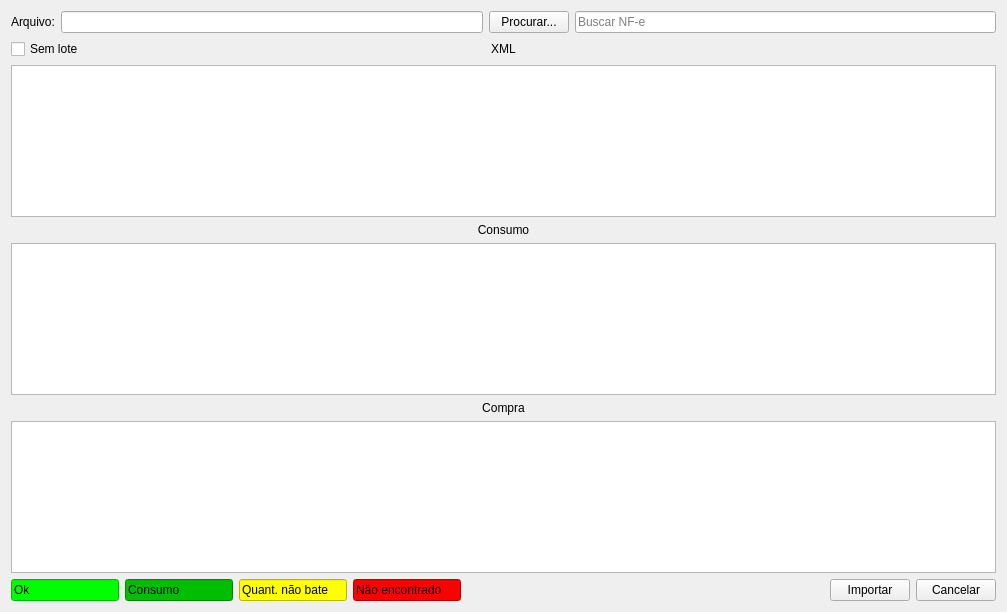
This is ui/importarxml.ui in darktorres/ERP-STACCATO as Qt 5 draws it before an edit. The edited form follows.
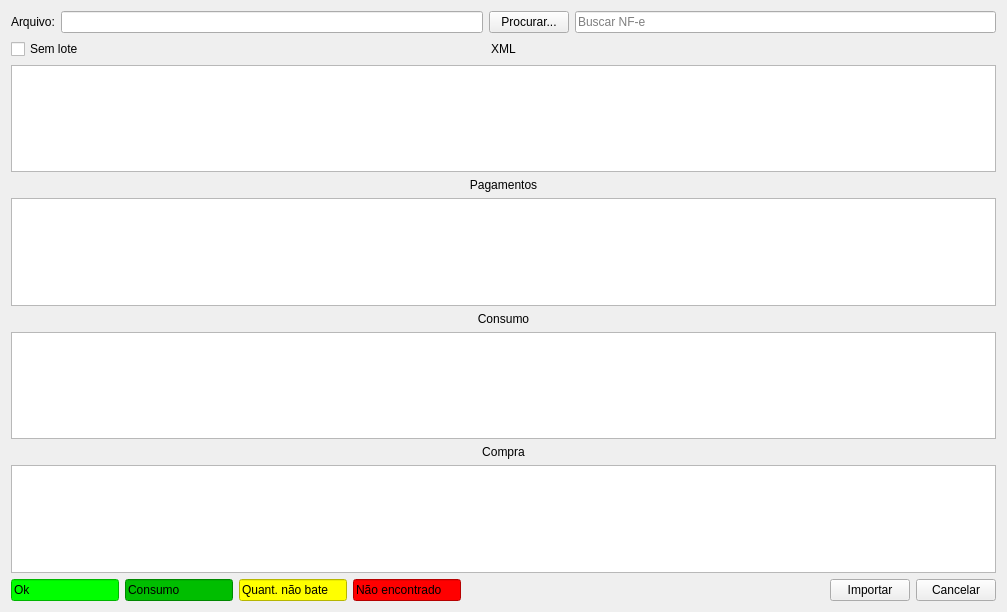
This is the edited form. Custom widgets are drawn as their Qt base class.

Commit message: Importar pagamentos da NF-e

Patch:
```diff
--- a/ui/importarxml.ui
+++ b/ui/importarxml.ui
@@ -47,6 +47,35 @@
    </item>
    <item row="1" column="0">
     <layout class="QGridLayout" name="gridLayout_2">
+     <item row="8" column="0" colspan="3">
+      <widget class="TableView" name="tableCompra">
+       <property name="mouseTracking">
+        <bool>true</bool>
+       </property>
+       <property name="editTriggers">
+        <set>QAbstractItemView::NoEditTriggers</set>
+       </property>
+       <property name="selectionMode">
+        <enum>QAbstractItemView::SingleSelection</enum>
+       </property>
+       <property name="selectionBehavior">
+        <enum>QAbstractItemView::SelectItems</enum>
+       </property>
+       <property name="sortingEnabled">
+        <bool>true</bool>
+       </property>
+      </widget>
+     </item>
+     <item row="5" column="0" colspan="3">
+      <widget class="QLabel" name="label_3">
+       <property name="text">
+        <string>Consumo</string>
+       </property>
+       <property name="alignment">
+        <set>Qt::AlignCenter</set>
+       </property>
+      </widget>
+     </item>
      <item row="1" column="0">
       <widget class="QCheckBox" name="checkBoxSemLote">
        <property name="sizePolicy">
@@ -87,7 +116,7 @@
       </widget>
      </item>
      <item row="4" column="0" colspan="3">
-      <widget class="TableView" name="tableConsumo">
+      <widget class="TableView" name="tablePagar">
        <property name="mouseTracking">
         <bool>true</bool>
        </property>
@@ -106,7 +135,7 @@
       </widget>
      </item>
      <item row="6" column="0" colspan="3">
-      <widget class="TableView" name="tableCompra">
+      <widget class="TableView" name="tableConsumo">
        <property name="mouseTracking">
         <bool>true</bool>
        </property>
@@ -124,7 +153,33 @@
        </property>
       </widget>
      </item>
-     <item row="5" column="0" colspan="3">
+     <item row="2" column="0" colspan="3">
+      <widget class="TableView" name="tableEstoque">
+       <property name="mouseTracking">
+        <bool>true</bool>
+       </property>
+       <property name="selectionMode">
+        <enum>QAbstractItemView::SingleSelection</enum>
+       </property>
+       <property name="selectionBehavior">
+        <enum>QAbstractItemView::SelectRows</enum>
+       </property>
+       <property name="sortingEnabled">
+        <bool>true</bool>
+       </property>
+      </widget>
+     </item>
+     <item row="3" column="0" colspan="3">
+      <widget class="QLabel" name="label_5">
+       <property name="text">
+        <string>Pagamentos</string>
+       </property>
+       <property name="alignment">
+        <set>Qt::AlignCenter</set>
+       </property>
+      </widget>
+     </item>
+     <item row="7" column="0" colspan="3">
       <widget class="QLabel" name="label_4">
        <property name="text">
         <string>Compra</string>
@@ -134,16 +189,6 @@
        </property>
       </widget>
      </item>
-     <item row="3" column="0" colspan="3">
-      <widget class="QLabel" name="label_3">
-       <property name="text">
-        <string>Consumo</string>
-       </property>
-       <property name="alignment">
-        <set>Qt::AlignCenter</set>
-       </property>
-      </widget>
-     </item>
     </layout>
    </item>
    <item row="2" column="0">
@@ -296,16 +341,16 @@
   </layout>
  </widget>
  <customwidgets>
-  <customwidget>
-   <class>ItemBox</class>
-   <extends>QLineEdit</extends>
-   <header>src/itembox.h</header>
-  </customwidget>
   <customwidget>
    <class>TableView</class>
    <extends>QTableView</extends>
    <header>src/tableview.h</header>
   </customwidget>
+  <customwidget>
+   <class>ItemBox</class>
+   <extends>QLineEdit</extends>
+   <header>src/itembox.h</header>
+  </customwidget>
  </customwidgets>
  <tabstops>
   <tabstop>lineEdit</tabstop>
```
Left out of the diff: 18 changed lines with no effect on the pictures. The commit also changes 15 other files.
